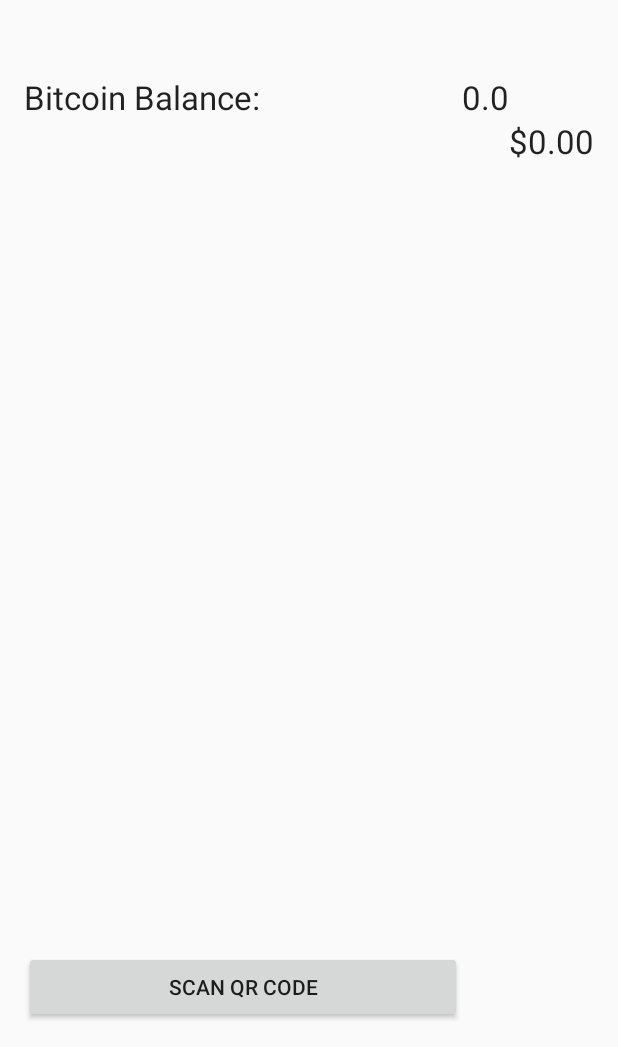
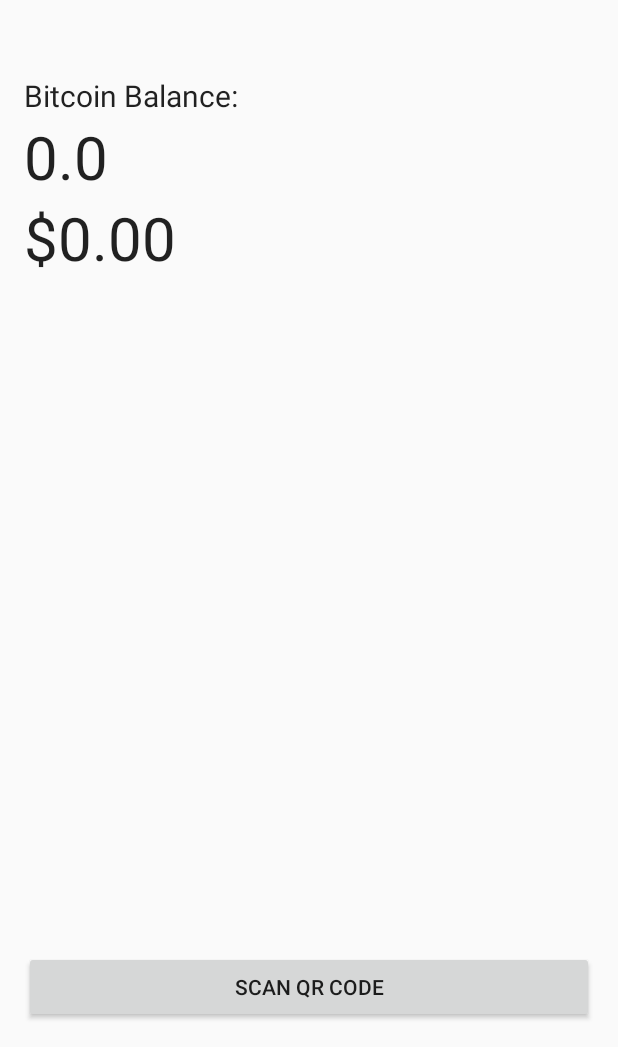
Before and after one commit to grtickle/BitcoinParkPay, an Android app: the screen it shows after launch (MainActivity), on a phone screen of 412 x 824 dp, the part 189-1236 px from its top. Run offline under Robolectric (Android 15) with nearby library versions, the phone set to English and light mode, and no system bars; libraries missing offline, so code that uses them is left out: com.google.zxing.integration; network calls fail.

Commit message:
Fixed layout format issues

```diff
--- a/app/src/main/res/layout/activity_main.xml
+++ b/app/src/main/res/layout/activity_main.xml
@@ -15,8 +15,9 @@
         android:layout_alignParentBottom="true"
         android:layout_alignParentLeft="true"
         android:layout_alignParentStart="true"
-        android:layout_toLeftOf="@+id/txtViewBalance"
-        android:layout_toStartOf="@+id/txtViewBalance" />
+        android:layout_toStartOf="@+id/txtViewBalance"
+        android:layout_alignRight="@+id/linearLayout"
+        android:layout_alignEnd="@+id/linearLayout" />
 
     <TextView
         android:layout_width="wrap_content"
@@ -27,29 +28,20 @@
         android:layout_below="@+id/txtLogo"
         android:layout_alignParentLeft="true"
         android:layout_alignParentStart="true"
-        android:layout_marginTop="50dp" />
+        android:layout_marginTop="50dp"
+        android:textSize="20dp" />
 
     <TextView
         android:layout_width="wrap_content"
         android:layout_height="wrap_content"
         android:textAppearance="?android:attr/textAppearanceLarge"
-        android:id="@+id/txtViewBalance"
-        android:layout_alignTop="@+id/textView"
-        android:layout_toStartOf="@+id/txtDollarBalance"
-        android:layout_above="@+id/txtDollar"
-        android:layout_toLeftOf="@+id/txtDollarBalance" />
-
-    <TextView
-        android:layout_width="wrap_content"
-        android:layout_height="wrap_content"
-        android:textAppearance="?android:attr/textAppearanceLarge"
-        android:text="Bitcoin Park Pay"
+        android:text="@string/app_name"
         android:id="@+id/txtLogo"
         android:layout_alignParentTop="true"
         android:layout_alignParentLeft="true"
         android:layout_alignParentStart="true"
         android:layout_alignRight="@+id/btnTakePhoto"
-        android:layout_alignEnd="@+id/btnTakePhoto"
+        android:layout_alignEnd="@id/btnMakeAPayment"
         android:textSize="40dp" />
 
     <TextView
@@ -61,6 +53,25 @@
         android:layout_alignParentLeft="true"
         android:layout_alignParentStart="true" />
 
+    <LinearLayout
+        android:orientation="vertical"
+        android:layout_width="match_parent"
+        android:layout_height="match_parent"
+        android:layout_alignTop="@+id/txtDollar"
+        android:layout_centerHorizontal="true"
+        android:id="@+id/linearLayout">
+
+        <TextView
+            android:layout_width="wrap_content"
+            android:layout_height="wrap_content"
+            android:textAppearance="?android:attr/textAppearanceLarge"
+            android:id="@+id/txtViewBalance"
+            android:layout_above="@+id/txtDollar"
+            android:layout_alignTop="@+id/textView"
+            android:layout_toLeftOf="@+id/txtDollarBalance"
+            android:layout_toStartOf="@+id/txtDollarBalance"
+            android:textSize="40dp" />
+
         <TextView
             android:layout_width="wrap_content"
             android:layout_height="wrap_content"
@@ -68,5 +79,7 @@
             android:id="@+id/txtDollarBalance"
             android:layout_below="@+id/txtViewBalance"
             android:layout_alignParentRight="true"
-        android:layout_alignParentEnd="true" />
+            android:layout_alignParentEnd="true"
+            android:textSize="40dp" />
+    </LinearLayout>
 </RelativeLayout>
```
Lines whose indentation alone changed are shown as unchanged.
